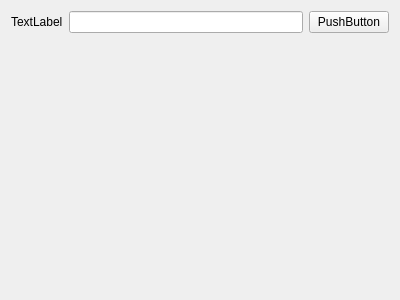
Old version of the form widget.ui in the repository pp710680429/DtkDemo.
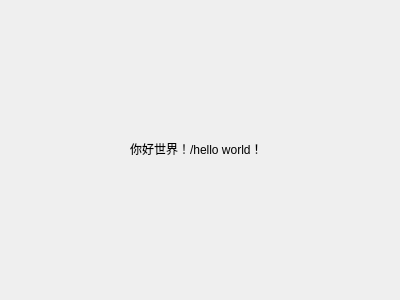
New version of the form.

Commit message: 窗口自适应：0.0.3

```diff
--- a/widget.ui
+++ b/widget.ui
@@ -13,42 +13,19 @@
   <property name="windowTitle">
    <string>Form</string>
   </property>
-  <layout class="QVBoxLayout" name="verticalLayout">
-   <item>
-    <layout class="QHBoxLayout" name="horizontalLayout">
-     <item>
       <widget class="QLabel" name="label">
-       <property name="text">
-        <string>TextLabel</string>
-       </property>
-      </widget>
-     </item>
-     <item>
-      <widget class="QLineEdit" name="lineEdit"/>
-     </item>
-     <item>
-      <widget class="QPushButton" name="pushButton">
+   <property name="geometry">
+    <rect>
+     <x>130</x>
+     <y>140</y>
+     <width>139</width>
+     <height>18</height>
+    </rect>
+   </property>
        <property name="text">
-        <string>PushButton</string>
-       </property>
-      </widget>
-     </item>
-    </layout>
-   </item>
-   <item>
-    <spacer name="verticalSpacer">
-     <property name="orientation">
-      <enum>Qt::Vertical</enum>
-     </property>
-     <property name="sizeHint" stdset="0">
-      <size>
-       <width>20</width>
-       <height>245</height>
-      </size>
-     </property>
-    </spacer>
-   </item>
-  </layout>
+    <string>你好世界！/hello world！</string>
+   </property>
+  </widget>
  </widget>
  <resources/>
  <connections/>
```
Lines whose indentation alone changed are shown as unchanged. The commit also changes 2 other files.
